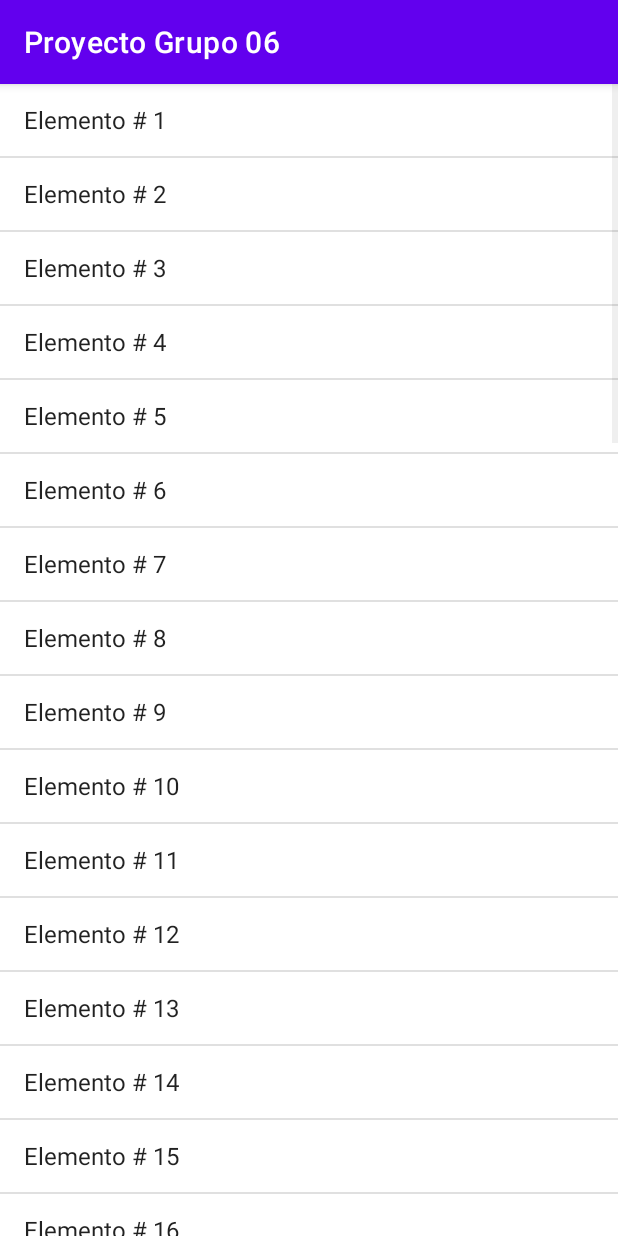
After one commit to luise-phd/ProyectoAndroidGrupo06, an Android app: the ListViewActivity screen opened directly, with no data from a screen before it, on a phone screen of 412 x 824 dp. The commit adds this screen. Run offline under Robolectric (Android 15) with nearby library versions, the phone set to English and light mode, and no system bars.

Commit message:
ListViewActivity

```diff
--- a/app/src/main/AndroidManifest.xml
+++ b/app/src/main/AndroidManifest.xml
@@ -9,6 +9,9 @@
         android:roundIcon="@mipmap/ic_new_launcher_round"
         android:supportsRtl="true"
         android:theme="@style/Theme.ProyectoActivities">
+        <activity
+            android:name=".ListViewActivity"
+            android:exported="false" />
         <activity
             android:name=".ScrollViewActivity"
             android:exported="false" />
--- /dev/null
+++ b/app/src/main/java/com/ingluise/ProyectoAndroidGrupo06/ListViewActivity.java
@@ -0,0 +1,38 @@
+package com.ingluise.ProyectoAndroidGrupo06;
+
+import androidx.appcompat.app.AppCompatActivity;
+
+import android.os.Bundle;
+import android.view.View;
+import android.widget.AdapterView;
+import android.widget.ArrayAdapter;
+import android.widget.ListView;
+import android.widget.Toast;
+
+import java.util.ArrayList;
+
+public class ListViewActivity extends AppCompatActivity {
+    private ListView lv1;
+
+    @Override
+    protected void onCreate(Bundle savedInstanceState) {
+        super.onCreate(savedInstanceState);
+        setContentView(R.layout.activity_list_view);
+        lv1 = findViewById(R.id.listView);
+        ArrayList<String> listado = new ArrayList<String>();
+        listado.add("Elemento # 1");
+        listado.add("Elemento # 2");
+        for(int i=3; i<=50; i++) {
+            listado.add("Elemento # "+i);
+        }
+        ArrayAdapter<String> adapter = new ArrayAdapter<String>(this,
+                android.R.layout.simple_list_item_1, listado);
+        lv1.setAdapter(adapter);
+        lv1.setOnItemClickListener(new AdapterView.OnItemClickListener() {
+            @Override
+            public void onItemClick(AdapterView<?> adapterView, View view, int pos, long l) {
+                Toast.makeText(getApplicationContext(), "Posición: "+pos+"\n"+lv1.getItemAtPosition(pos), Toast.LENGTH_SHORT).show();
+            }
+        });
+    }
+}
--- /dev/null
+++ b/app/src/main/res/layout/activity_list_view.xml
@@ -0,0 +1,13 @@
+<?xml version="1.0" encoding="utf-8"?>
+<androidx.constraintlayout.widget.ConstraintLayout xmlns:android="http://schemas.android.com/apk/res/android"
+    xmlns:app="http://schemas.android.com/apk/res-auto"
+    xmlns:tools="http://schemas.android.com/tools"
+    android:layout_width="match_parent"
+    android:layout_height="match_parent"
+    tools:context=".ListViewActivity">
+
+    <ListView
+        android:id="@+id/listView"
+        android:layout_width="match_parent"
+        android:layout_height="match_parent" />
+</androidx.constraintlayout.widget.ConstraintLayout>
```
Also changed, not shown: app/src/main/java/com/ingluise/ProyectoAndroidGrupo06/EncuestaActivity.java (+18 -0 lines).
